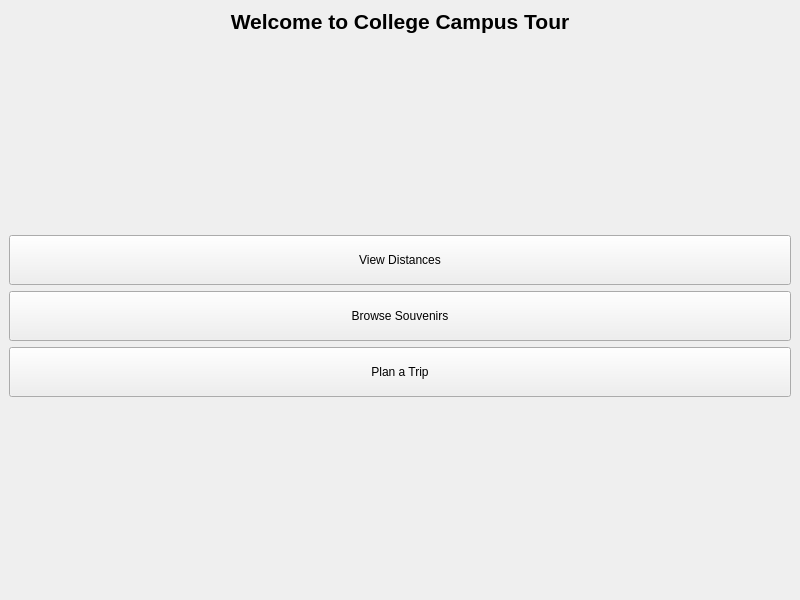
Above: CollegeCampusesProject2/views/homewindow.ui from Ryoung04/College-Touring-Group-B before the change. Below: the same form after it.
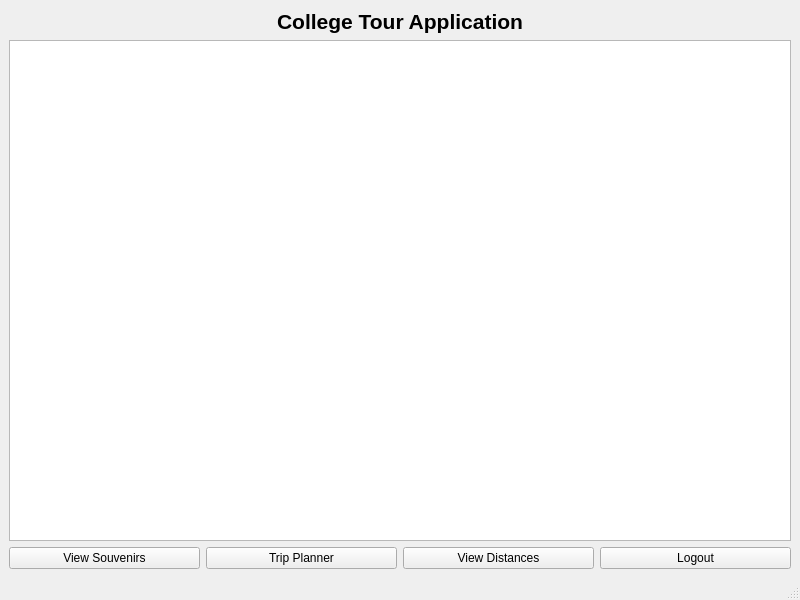
That is the form after the change.

```diff
--- a/CollegeCampusesProject2/views/homewindow.ui
+++ b/CollegeCampusesProject2/views/homewindow.ui
@@ -20,11 +20,12 @@
       <property name="font">
        <font>
         <pointsize>16</pointsize>
+        <weight>75</weight>
         <bold>true</bold>
        </font>
       </property>
       <property name="text">
-       <string>Welcome to College Campus Tour</string>
+       <string>College Tour Application</string>
       </property>
       <property name="alignment">
        <set>Qt::AlignCenter</set>
@@ -32,76 +33,66 @@
      </widget>
     </item>
     <item>
-     <spacer name="verticalSpacer">
-      <property name="orientation">
-       <enum>Qt::Vertical</enum>
+     <widget class="QListWidget" name="collegeList">
+      <property name="sizePolicy">
+       <sizepolicy hsizetype="Expanding" vsizetype="Expanding">
+        <horstretch>0</horstretch>
+        <verstretch>0</verstretch>
+       </sizepolicy>
       </property>
-      <property name="sizeHint" stdset="0">
+      <property name="minimumSize">
        <size>
-        <width>20</width>
-        <height>40</height>
+        <width>0</width>
+        <height>300</height>
        </size>
       </property>
-     </spacer>
+     </widget>
     </item>
     <item>
-     <layout class="QVBoxLayout" name="buttonLayout">
-      <item>
-       <widget class="QPushButton" name="distancesButton">
-        <property name="minimumSize">
-         <size>
-          <width>200</width>
-          <height>50</height>
-         </size>
-        </property>
-        <property name="text">
-         <string>View Distances</string>
-        </property>
-       </widget>
-      </item>
+     <layout class="QHBoxLayout" name="buttonLayout">
       <item>
        <widget class="QPushButton" name="souvenirsButton">
-        <property name="minimumSize">
-         <size>
-          <width>200</width>
-          <height>50</height>
-         </size>
-        </property>
         <property name="text">
-         <string>Browse Souvenirs</string>
+         <string>View Souvenirs</string>
         </property>
        </widget>
       </item>
       <item>
        <widget class="QPushButton" name="tripPlannerButton">
-        <property name="minimumSize">
-         <size>
-          <width>200</width>
-          <height>50</height>
-         </size>
+        <property name="text">
+         <string>Trip Planner</string>
         </property>
+       </widget>
+      </item>
+      <item>
+       <widget class="QPushButton" name="distancesButton">
         <property name="text">
-         <string>Plan a Trip</string>
+         <string>View Distances</string>
+        </property>
+       </widget>
+      </item>
+      <item>
+       <widget class="QPushButton" name="logoutButton">
+        <property name="text">
+         <string>Logout</string>
         </property>
        </widget>
       </item>
      </layout>
     </item>
-    <item>
-     <spacer name="verticalSpacer_2">
-      <property name="orientation">
-       <enum>Qt::Vertical</enum>
-      </property>
-      <property name="sizeHint" stdset="0">
-       <size>
-        <width>20</width>
-        <height>40</height>
-       </size>
-      </property>
-     </spacer>
-    </item>
    </layout>
   </widget>
+  <widget class="QMenuBar" name="menubar">
+   <property name="geometry">
+    <rect>
+     <x>0</x>
+     <y>0</y>
+     <width>800</width>
+     <height>21</height>
+    </rect>
+   </property>
+  </widget>
+  <widget class="QStatusBar" name="statusbar"/>
  </widget>
  <resources/>
  <connections/>
```
Left out of the diff: 4 changed lines with no effect on the pictures.
